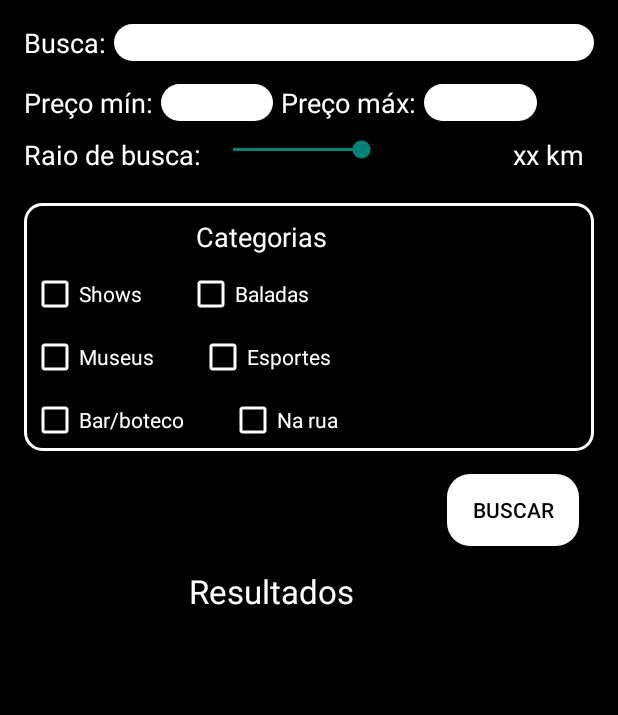
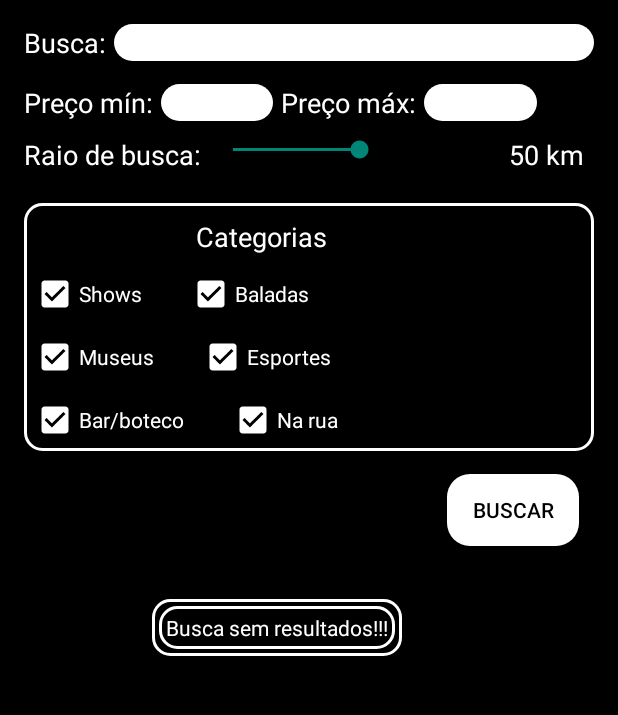
Before and after one commit to cecerhcp/qualorole, an Android app: the screen it shows after launch (SearchEventActivity), after a tap on "BUSCAR", on a phone screen of 412 x 824 dp, the part 84-799 px from its top. Run offline under Robolectric (Android 15) with nearby library versions, the phone set to English and light mode, and no system bars.

Commit message:
implemented loadResults, distanceBetweenCoordinates and fixed a lot of bugs, now only tests to go

```diff
--- a/app/build.gradle
+++ b/app/build.gradle
@@ -22,4 +22,5 @@ android {
 dependencies {
     compile fileTree(dir: 'libs', include: ['*.jar'])
     compile 'com.android.support:appcompat-v7:23.0.1'
+    testCompile 'junit:junit:4.12'
 }
--- a/app/src/main/java/engsoft/projects/role/activities/SearchEventActivity.java
+++ b/app/src/main/java/engsoft/projects/role/activities/SearchEventActivity.java
@@ -1,13 +1,17 @@
 package engsoft.projects.role.activities;
 
+import android.graphics.Color;
 import android.support.v7.app.AppCompatActivity;
 import android.os.Bundle;
+import android.util.Log;
 import android.view.Menu;
 import android.view.MenuItem;
 import android.view.View;
 import android.widget.Button;
 import android.widget.CheckBox;
 import android.widget.EditText;
+import android.widget.LinearLayout;
+import android.widget.ScrollView;
 import android.widget.SeekBar;
 import android.widget.TextView;
 
@@ -26,6 +30,7 @@ import engsoft.projects.role.presenters.SearchEventPresenter;
 public class SearchEventActivity extends AppCompatActivity {
 
     public static int CATEGORIES = 6;
+    public static double MAXPRICE = 1000000d;
 
     public EditText mMinPrice;
     public EditText mMaxPrice;
@@ -35,6 +40,8 @@ public class SearchEventActivity extends AppCompatActivity {
     private Button mSearchButton;
     private TextView mRadius;
     private SearchEventPresenter myPresenter = new SearchEventPresenter(this);
+    private LinearLayout mScrollLayout;
+    private ScrollView mScrollView;
 
     List<Event> results;
 
@@ -49,6 +56,10 @@ public class SearchEventActivity extends AppCompatActivity {
         mSeekBar = (SeekBar) findViewById(R.id.seekBar);
         mSearchButton = (Button) findViewById(R.id.btSearch);
         mRadius = (TextView) findViewById(R.id.txtRadius);
+        mScrollLayout = (LinearLayout) findViewById(R.id.scrollLayout);
+        mScrollView = (ScrollView) findViewById(R.id.scrollView);
+        mCheckBoxes = new ArrayList<>();
+
 
         /* binding checkBoxes to categories*/
         List<Integer> categoryCheckBoxesIds = new ArrayList<>();
@@ -58,12 +69,19 @@ public class SearchEventActivity extends AppCompatActivity {
         categoryCheckBoxesIds.add(R.id.cbMuseus);
         categoryCheckBoxesIds.add(R.id.cbRua);
         categoryCheckBoxesIds.add(R.id.cbShows);
+
+        mMinPrice.setMaxWidth(mMinPrice.getWidth());
+        mMaxPrice.setMaxWidth(mMaxPrice.getWidth());
+        mSearch.setMaxWidth(mSearch.getWidth());
         for (int i = 0; i < CATEGORIES; i++) {
 
             CheckBox category;
             category = (CheckBox) findViewById(categoryCheckBoxesIds.get(i));
             mCheckBoxes.add(category);
         }
+
+        mSeekBar.setProgress(50);
+        mRadius.setText("50 km");
 
         mSearchButton.setOnClickListener( new View.OnClickListener() {
 
@@ -78,14 +96,13 @@ public class SearchEventActivity extends AppCompatActivity {
                 List<Category> categories = myPresenter.getCategoriesFromCheckBoxes();
 
                 if (myPresenter.searchFormIsOk()) {
-
-                  Double minimum = Double.parseDouble(minPrice);
-                  Double maximum = Double.parseDouble(maxPrice);
+                  Double minimum = minPrice.equals("") ? 0 : Double.parseDouble(minPrice);
+                  Double maximum = maxPrice.equals("") ? MAXPRICE : Double.parseDouble(maxPrice);
                   results = myPresenter.doSearch(searchString, minimum, maximum, radius, categories);
                 }
                 else results = new ArrayList<>();
 
-                // TODO implement loadingResults()
+                 loadResults(results);
 
             }
         });
@@ -103,11 +120,45 @@ public class SearchEventActivity extends AppCompatActivity {
             @Override
             public void onProgressChanged(SeekBar seekBar, int progress, boolean fromUser) {
 
-                mRadius.setText(progress);
+                mRadius.setText(Integer.toString(progress) + "km");
 
             }
         });
 
+    }
+
+    public void loadResults(List<Event> results) {
+        Log.d("loadResults", "entered!");
+        if (mScrollLayout.getVisibility() == View.INVISIBLE) {
+            mScrollLayout.setVisibility(View.VISIBLE);
+            mScrollView.setVisibility(View.VISIBLE);
+        }
+
+        mScrollLayout.removeAllViews();
+        for (Event event : results) {
+            LinearLayout layout = new LinearLayout(this);
+            layout.setOrientation(LinearLayout.HORIZONTAL);
+            TextView eventName = new TextView(this);
+            eventName.setText(event.getName() + " - ");
+            eventName.setTextColor(Color.WHITE);
+            eventName.setPadding(0, 0, 10, 0);
+            TextView eventPrice = new TextView(this);
+            eventPrice.setText("R$" + Double.toString(event.getEntrancePrice()));
+            eventPrice.setTextColor(Color.WHITE);
+            layout.addView(eventName);
+            layout.addView(eventPrice);
+            mScrollLayout.addView(layout);
+        }
+
+        if (results.isEmpty()) {
+            LinearLayout layout = new LinearLayout(this);
+            layout.setOrientation(LinearLayout.HORIZONTAL);
+            TextView resultText = new TextView(this);
+            resultText.setText("Busca sem resultados!!!");
+            resultText.setTextColor(Color.WHITE);
+            layout.addView(resultText);
+            mScrollLayout.addView(layout);
+        }
     }
 
 
--- a/app/src/main/java/engsoft/projects/role/models/Category.java
+++ b/app/src/main/java/engsoft/projects/role/models/Category.java
@@ -7,6 +7,12 @@ public class Category {
 
     private String name;
     private List<String> categoryTags;
+    public static String SHOWS = "shows";
+    public static String BALADAS = "baladas";
+    public static String MUSEUS = "museus";
+    public static String ESPORTES = "esportes";
+    public static String BOTECOS = "botecos";
+    public static String NARUA = "narua";
 
     public String getName() {
 
--- a/app/src/main/java/engsoft/projects/role/util/MockDatabase.java
+++ b/app/src/main/java/engsoft/projects/role/util/MockDatabase.java
@@ -17,6 +17,15 @@ public class MockDatabase {
         this.categories = new ArrayList<>();
         this.events = new ArrayList<>();
         this.locations = new ArrayList<>();
+
+        Location testLocation = new Location("Brazil", "Sao Paulo", "Santo Andre", "Rua Carinas", "218",
+                "09185510", 5d, 2, -23d, -46d);
+        this.addLocation(testLocation);
+        Event testEvent = new Event("Festa Engsoft", 50d, testLocation);
+        testEvent.addCategory(new Category("narua"));
+        this.addEvent(testEvent);
+
+
     }
 
     public void addCategory(Category category) {
--- a/app/src/main/java/engsoft/projects/role/util/MockUserLocation.java
+++ b/app/src/main/java/engsoft/projects/role/util/MockUserLocation.java
@@ -2,8 +2,8 @@ package engsoft.projects.role.util;
 
 public class MockUserLocation {
 
-    private static Double USER_LATITUDE = 50d;
-    private static Double USER_LONGITUDE = 50d;
+    private static Double USER_LATITUDE = -23.2d;
+    private static Double USER_LONGITUDE = -46d;
 
     private Double latitude;
     private Double longitude;
--- a/app/src/main/res/layout/activity_search_event.xml
+++ b/app/src/main/res/layout/activity_search_event.xml
@@ -42,7 +42,8 @@
                     android:background="@drawable/round_edittext"
                     android:layout_marginTop="0dp"
                     android:layout_marginBottom="15dp"
-                    android:layout_weight="0.65" />
+                    android:layout_weight="0.65"
+                    android:maxLines="1" />
 
             </LinearLayout>
 
@@ -67,7 +68,8 @@
                     android:id="@+id/txtMin"
                     android:background="@drawable/round_edittext"
                     android:layout_weight="0.40"
-                    android:layout_marginRight="5dp" />
+                    android:layout_marginRight="5dp"
+                    android:maxLines="1" />
 
                 <TextView
                     android:layout_width="wrap_content"
@@ -86,7 +88,8 @@
                     android:id="@+id/txtMax"
                     android:background="@drawable/round_edittext"
                     android:layout_weight="0.40"
-                    android:layout_marginRight="0dp" />
+                    android:layout_marginRight="0dp"
+                    android:maxLines="1" />
 
             </LinearLayout>
 
@@ -156,7 +159,8 @@
                         android:id="@+id/cbShows"
                         android:textColor="#ffffff"
                         android:buttonTint="#ffffff"
-                        android:checked="false" />
+                        android:checked="true"
+                        android:hint="shows" />
 
                     <CheckBox
                         android:layout_width="wrap_content"
@@ -166,7 +170,8 @@
                         android:textColor="#ffffff"
                         android:layout_marginLeft="30dp"
                         android:buttonTint="#ffffff"
-                        android:checked="false" />
+                        android:checked="true"
+                        android:hint="baladas" />
                 </LinearLayout>
 
                 <LinearLayout
@@ -182,7 +187,8 @@
                         android:id="@+id/cbMuseus"
                         android:textColor="#ffffff"
                         android:buttonTint="#ffffff"
-                        android:checked="false" />
+                        android:checked="true"
+                        android:hint="museus" />
 
                     <CheckBox
                         android:layout_width="wrap_content"
@@ -192,7 +198,8 @@
                         android:textColor="#ffffff"
                         android:layout_marginLeft="30dp"
                         android:buttonTint="#ffffff"
-                        android:checked="false" />
+                        android:checked="true"
+                        android:hint="esportes" />
                 </LinearLayout>
 
                 <LinearLayout
@@ -208,7 +215,8 @@
                         android:id="@+id/cbBotecos"
                         android:textColor="#ffffff"
                         android:buttonTint="#ffffff"
-                        android:checked="false" />
+                        android:checked="true"
+                        android:hint="botecos" />
 
                     <CheckBox
                         android:layout_width="wrap_content"
@@ -218,7 +226,8 @@
                         android:textColor="#ffffff"
                         android:layout_marginLeft="30dp"
                         android:buttonTint="#ffffff"
-                        android:checked="false" />
+                        android:checked="true"
+                        android:hint="narua" />
                 </LinearLayout>
 
             </LinearLayout>
@@ -240,15 +249,20 @@
             android:layout_width="wrap_content"
             android:layout_height="wrap_content"
             android:id="@+id/scrollView"
-            android:layout_marginLeft="110dp">
+            android:layout_marginLeft="85dp"
+            android:visibility="invisible"
+            android:background="@drawable/roundedborderlayout"
+            android:layout_marginTop="20dp">
 
-            <TextView
-                android:layout_width="wrap_content"
-                android:layout_height="wrap_content"
-                android:textAppearance="?android:attr/textAppearanceLarge"
-                android:text="@string/results"
-                android:id="@+id/textView2"
-                android:textColor="#ffffff" />
+            <LinearLayout
+                android:orientation="vertical"
+                android:layout_width="match_parent"
+                android:layout_height="match_parent"
+                android:id="@+id/scrollLayout"
+                android:background="@drawable/roundedborderlayout"
+                android:visibility="invisible">
+
+            </LinearLayout>
         </ScrollView>
 
     </LinearLayout>
```
Also changed, not shown: app/src/main/java/engsoft/projects/role/presenters/SearchEventPresenter.java (+38 -11 lines), 1 other file.
